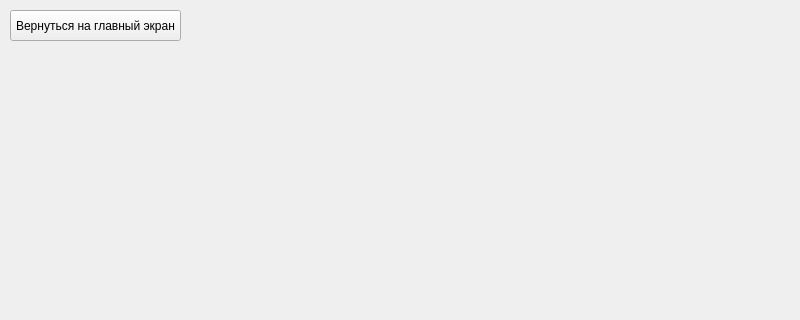
Old version of the form StatisticPage.ui in the repository annakonda-com/CheckYourTime; both pictures show x 0 to 800 and y 0 to 320 of the 800 by 600 pixel window.
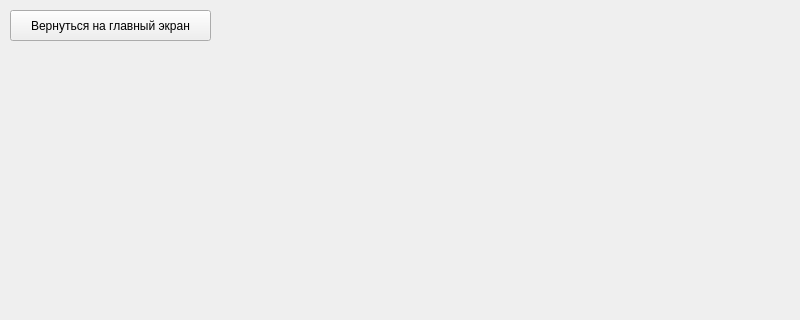
New version of the form.

```diff
--- a/StatisticPage.ui
+++ b/StatisticPage.ui
@@ -40,7 +40,7 @@
     <rect>
      <x>30</x>
      <y>100</y>
-     <width>121</width>
+     <width>231</width>
      <height>41</height>
     </rect>
    </property>
@@ -53,7 +53,7 @@
     <rect>
      <x>420</x>
      <y>100</y>
-     <width>121</width>
+     <width>341</width>
      <height>41</height>
     </rect>
    </property>
@@ -79,7 +79,7 @@
     <rect>
      <x>10</x>
      <y>10</y>
-     <width>171</width>
+     <width>201</width>
      <height>31</height>
     </rect>
    </property>
```
